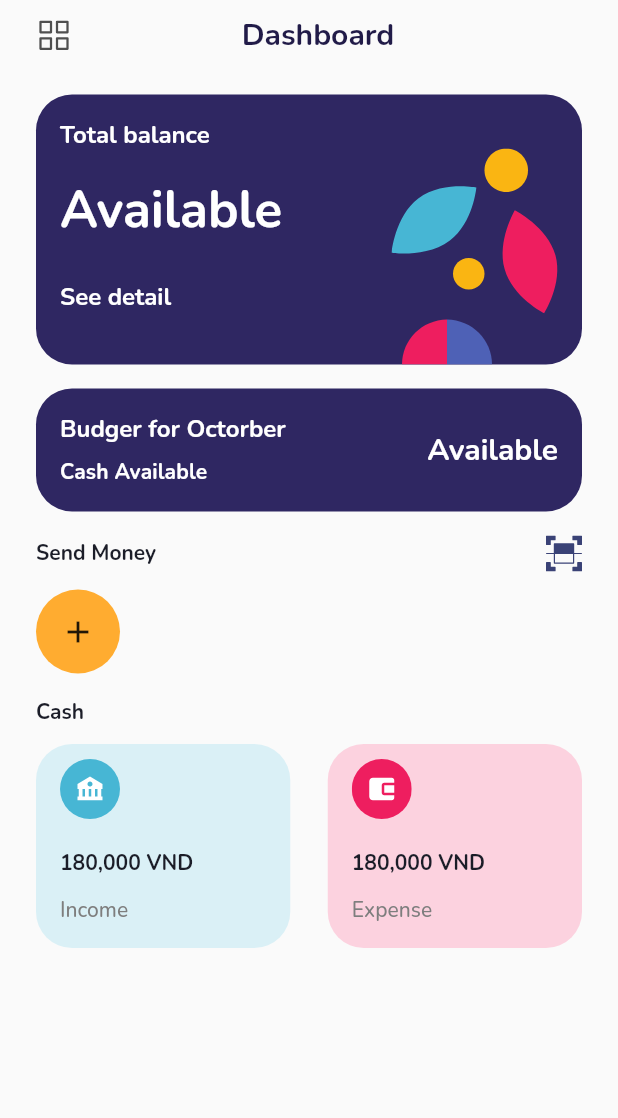
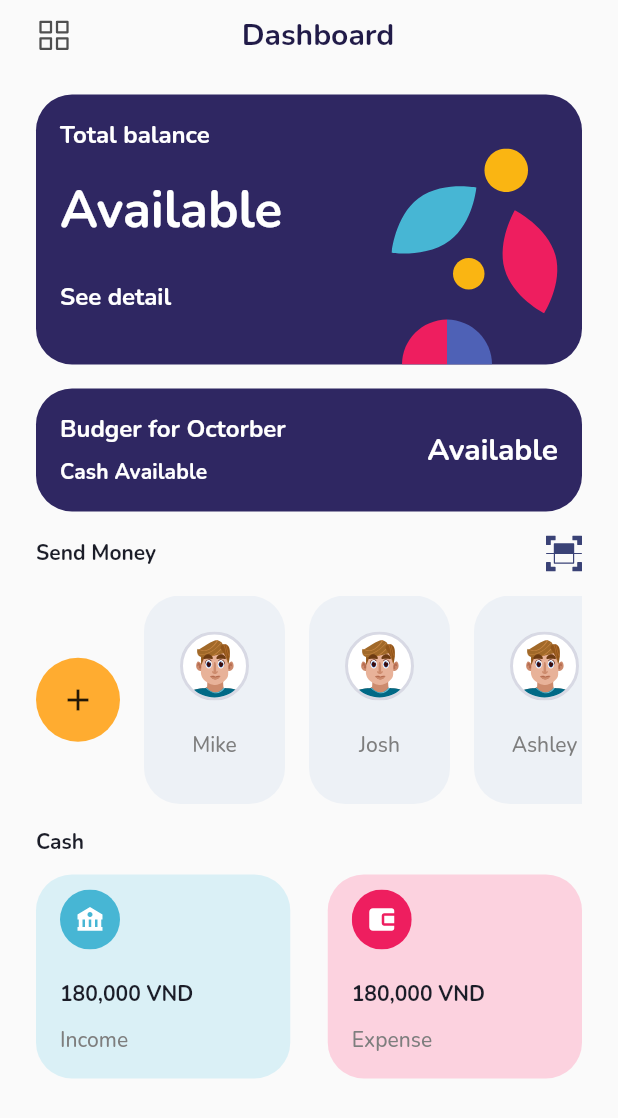
Before and after one commit to zwaa0902/mysafin, a Flutter app: the DashboardScreen screen opened directly, on a phone screen of 412 x 824 dp. Shown: the top 1118 px of the screen. Run offline on Flutter 3.47's test engine with Material 2 defaults, Android fonts, the phone set to English and light mode, and no system bars; our stand-ins replace dio, easy_localization, equatable, flutter_bloc, flutter_svg, flutter_zoom_drawer and 6 more; missing offline and left inert: flutter_displaymode, nd_dio_utils, platform_device_id; accounts and stored records are empty.

Commit message:
Get nameList

```diff
--- a/lib/ui/screens/dashboard/dashboard_screen.dart
+++ b/lib/ui/screens/dashboard/dashboard_screen.dart
@@ -1,14 +1,13 @@
 import 'package:flutter/material.dart';
 import 'package:flutter_bloc/flutter_bloc.dart';
-import 'package:flutter_production_boilerplate/ui/widgets/menu/menu_widget.dart';
 import 'package:flutter_svg/flutter_svg.dart';
 
 import '../../../config/theme.dart';
 import '../../../cubit/dashboard_cubit.dart';
 import '../../widgets/app_bar/app_bar.dart';
 import '../../widgets/card/card_cash/card_cash_widget.dart';
+import '../../widgets/card/card_transfer/card_transfer_widget.dart';
 import '../../widgets/height.dart';
-import '../../widgets/list/list_card_avatar/list_card_avatar.dart';
 import '../../widgets/width.dart';
 
 class DashboardScreen extends StatelessWidget {
@@ -25,6 +24,7 @@ class DashboardScreen extends StatelessWidget {
           child: Scaffold(
             appBar: const SfAppBarWidget(title: 'Dashboard'),
             body: SingleChildScrollView(
+              physics: const ClampingScrollPhysics(),
               child: Container(
                 padding: const EdgeInsets.symmetric(horizontal: 24),
                 child: Column(
@@ -36,6 +36,9 @@ class DashboardScreen extends StatelessWidget {
                     const Height(16),
                     availableBalance(context),
                     const Height(16),
+                    Column(
+                      crossAxisAlignment: CrossAxisAlignment.start,
+                      children: <Widget>[
                         Row(
                           mainAxisAlignment: MainAxisAlignment.spaceBetween,
                           children: <Widget>[
@@ -52,12 +55,7 @@ class DashboardScreen extends StatelessWidget {
                             )
                           ],
                         ),
-                    // const SizedBox(
-                    //     height: 180,
-                    //     child: AvatarCardList(
-                    //         sendMoneyList: ['Mike', 'Josh', 'Ashley'])),
-                    const Height(12),
-
+                        const Height(16),
                         SingleChildScrollView(
                           scrollDirection: Axis.horizontal,
                           child: Row(
@@ -72,8 +70,20 @@ class DashboardScreen extends StatelessWidget {
                                   size: 24,
                                 ),
                               ),
+                              ...[
+                                'Mike',
+                                'Josh',
+                                'Ashley'
+                              ].map((name) => Container(
+                                    padding: const EdgeInsets.only(left: 16),
+                                    child: CardTransferWidget(
+                                      name: name,
+                                    ),
+                                  ))
                             ],
                           ),
+                        ),
+                      ],
                     ),
                     const Height(16),
                     Text(
@@ -105,7 +115,6 @@ class DashboardScreen extends StatelessWidget {
                 ),
               ),
             ),
-            // bottomNavigationBar: bottomNav(context),
           ),
         ),
       ),
```
Lines whose indentation alone changed are shown as unchanged.
